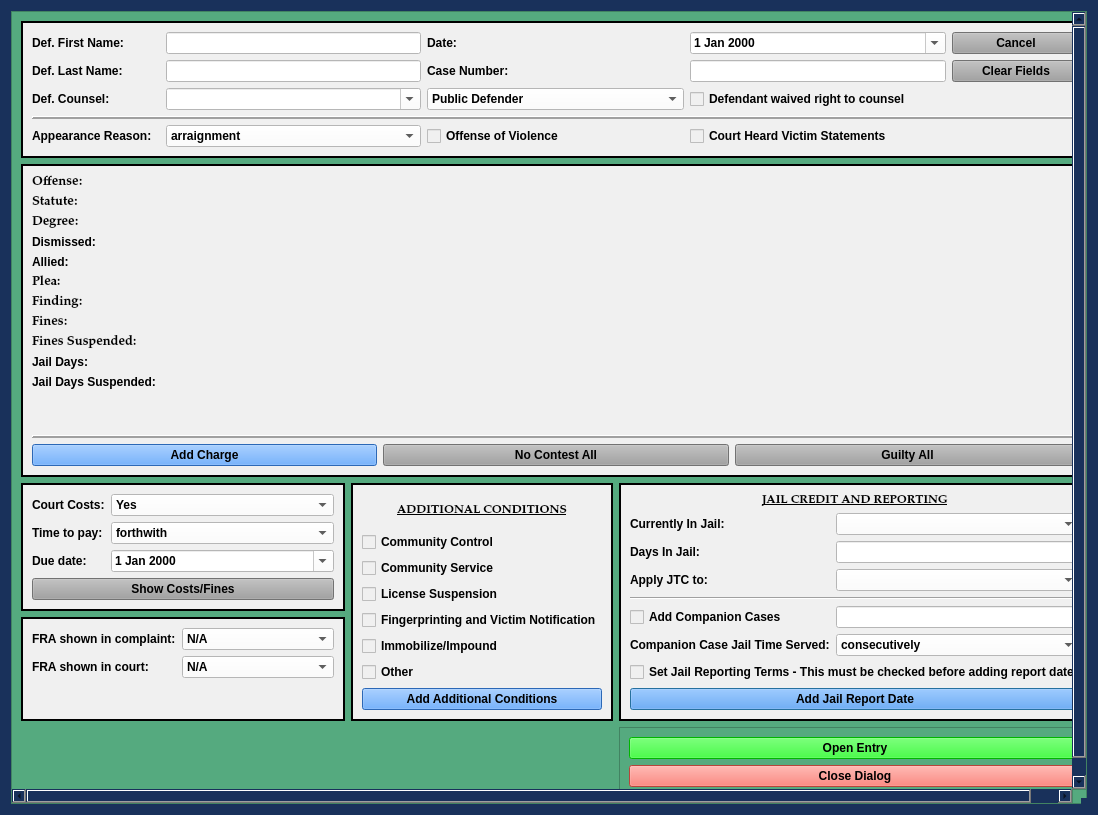
Qt form munientry/views/ui/JailCCPleaDialog.ui (HunterProgram22/MuniEntry) before a commit.
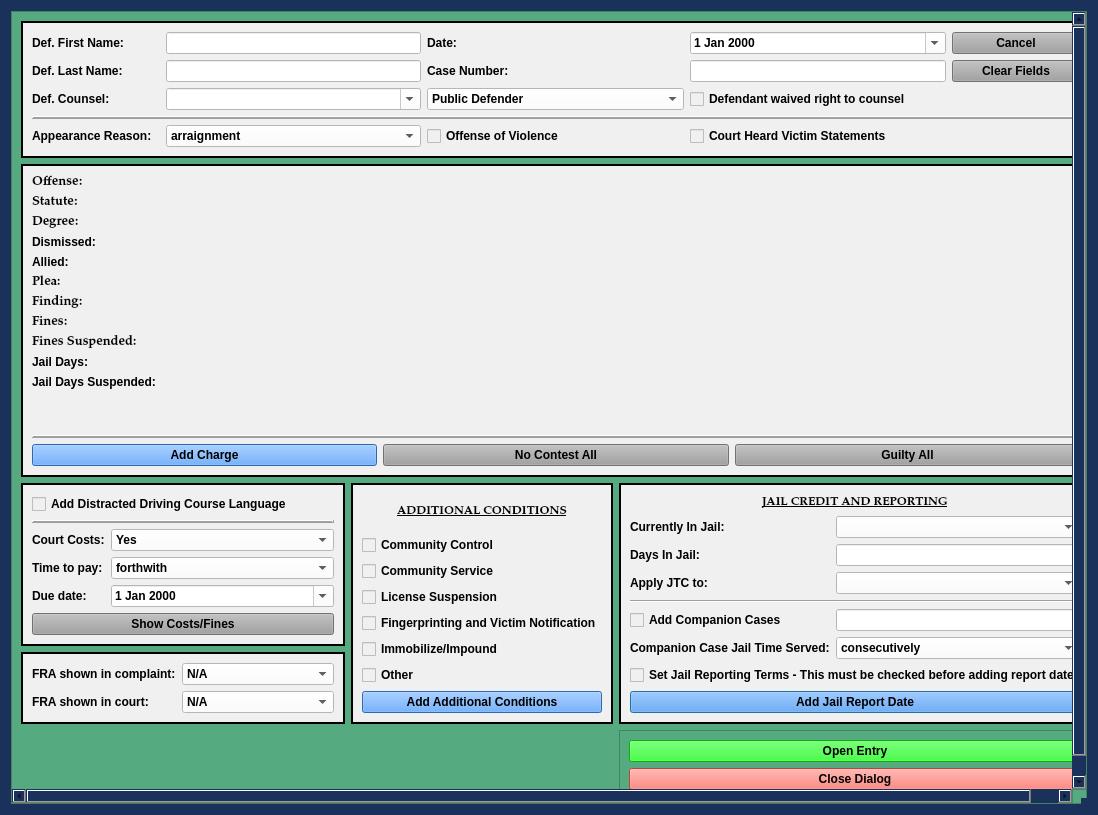
The same form after that commit. Custom widgets are drawn as their Qt base class.

Commit message: Added checkbox for distracted driving in Fine and Jail dialogs.

Diff of the .ui file:
```diff
--- a/munientry/views/ui/JailCCPleaDialog.ui
+++ b/munientry/views/ui/JailCCPleaDialog.ui
@@ -171,8 +171,8 @@
        <rect>
         <x>0</x>
         <y>0</y>
-        <width>1082</width>
-        <height>875</height>
+        <width>1073</width>
+        <height>879</height>
        </rect>
       </property>
       <property name="focusPolicy">
@@ -426,51 +426,64 @@
           <number>2</number>
          </property>
          <layout class="QGridLayout" name="gridLayout_5" columnstretch="1,2">
-          <item row="0" column="0">
+          <item row="4" column="1">
+           <widget class="NoScrollDateEdit" name="balance_due_date">
+            <property name="focusPolicy">
+             <enum>Qt::StrongFocus</enum>
+            </property>
+            <property name="styleSheet">
+             <string notr="true">color: rgb(0, 0, 0);
+background-color: rgb(255, 255, 255);</string>
+            </property>
+            <property name="calendarPopup">
+             <bool>true</bool>
+            </property>
+           </widget>
+          </item>
+          <item row="0" column="0" colspan="2">
+           <widget class="QCheckBox" name="checkBox">
+            <property name="text">
+             <string>Add Distracted Driving Course Language</string>
+            </property>
+           </widget>
+          </item>
+          <item row="5" column="0" colspan="2">
+           <widget class="QPushButton" name="costs_and_fines_Button">
+            <property name="sizePolicy">
+             <sizepolicy hsizetype="Preferred" vsizetype="Fixed">
+              <horstretch>0</horstretch>
+              <verstretch>0</verstretch>
+             </sizepolicy>
+            </property>
+            <property name="focusPolicy">
+             <enum>Qt::NoFocus</enum>
+            </property>
+            <property name="styleSheet">
+             <string notr="true">background-color: rgb(160, 160, 160);</string>
+            </property>
+            <property name="text">
+             <string>Show Costs/Fines</string>
+            </property>
+            <property name="flat">
+             <bool>false</bool>
+            </property>
+           </widget>
+          </item>
+          <item row="2" column="0">
            <widget class="QLabel" name="label_11">
             <property name="text">
              <string>Court Costs:</string>
             </property>
            </widget>
           </item>
-          <item row="0" column="1">
-           <widget class="NoScrollComboBox" name="court_costs_box">
-            <property name="focusPolicy">
-             <enum>Qt::StrongFocus</enum>
-            </property>
-            <property name="styleSheet">
-             <string notr="true">background-color: rgb(255, 255, 255);</string>
-            </property>
-            <item>
-             <property name="text">
-              <string>Yes</string>
-             </property>
-            </item>
-            <item>
-             <property name="text">
-              <string>Waived</string>
-             </property>
-            </item>
-            <item>
-             <property name="text">
-              <string>Imposed in companion case</string>
-             </property>
-            </item>
-            <item>
-             <property name="text">
-              <string>No</string>
-             </property>
-            </item>
-           </widget>
-          </item>
-          <item row="1" column="0">
+          <item row="3" column="0">
            <widget class="QLabel" name="label_9">
             <property name="text">
              <string>Time to pay:</string>
             </property>
            </widget>
           </item>
-          <item row="1" column="1">
+          <item row="3" column="1">
            <widget class="NoScrollComboBox" name="ability_to_pay_box">
             <property name="focusPolicy">
              <enum>Qt::StrongFocus</enum>
@@ -520,46 +533,53 @@
             </item>
            </widget>
           </item>
-          <item row="2" column="0">
+          <item row="2" column="1">
+           <widget class="NoScrollComboBox" name="court_costs_box">
+            <property name="focusPolicy">
+             <enum>Qt::StrongFocus</enum>
+            </property>
+            <property name="styleSheet">
+             <string notr="true">background-color: rgb(255, 255, 255);</string>
+            </property>
+            <item>
+             <property name="text">
+              <string>Yes</string>
+             </property>
+            </item>
+            <item>
+             <property name="text">
+              <string>Waived</string>
+             </property>
+            </item>
+            <item>
+             <property name="text">
+              <string>Imposed in companion case</string>
+             </property>
+            </item>
+            <item>
+             <property name="text">
+              <string>No</string>
+             </property>
+            </item>
+           </widget>
+          </item>
+          <item row="4" column="0">
            <widget class="QLabel" name="label_18">
             <property name="text">
              <string>Due date:</string>
             </property>
            </widget>
           </item>
-          <item row="2" column="1">
-           <widget class="NoScrollDateEdit" name="balance_due_date">
-            <property name="focusPolicy">
-             <enum>Qt::StrongFocus</enum>
+          <item row="1" column="0" colspan="2">
+           <widget class="Line" name="line_4">
+            <property name="frameShadow">
+             <enum>QFrame::Raised</enum>
             </property>
-            <property name="styleSheet">
-             <string notr="true">color: rgb(0, 0, 0);
-background-color: rgb(255, 255, 255);</string>
+            <property name="lineWidth">
+             <number>2</number>
             </property>
-            <property name="calendarPopup">
-             <bool>true</bool>
-            </property>
-           </widget>
-          </item>
-          <item row="3" column="0" colspan="2">
-           <widget class="QPushButton" name="costs_and_fines_Button">
-            <property name="sizePolicy">
-             <sizepolicy hsizetype="Preferred" vsizetype="Fixed">
-              <horstretch>0</horstretch>
-              <verstretch>0</verstretch>
-             </sizepolicy>
-            </property>
-            <property name="focusPolicy">
-             <enum>Qt::NoFocus</enum>
-            </property>
-            <property name="styleSheet">
-             <string notr="true">background-color: rgb(160, 160, 160);</string>
-            </property>
-            <property name="text">
-             <string>Show Costs/Fines</string>
-            </property>
-            <property name="flat">
-             <bool>false</bool>
+            <property name="orientation">
+             <enum>Qt::Horizontal</enum>
             </property>
            </widget>
           </item>
```
The commit also changes 3 other files.
